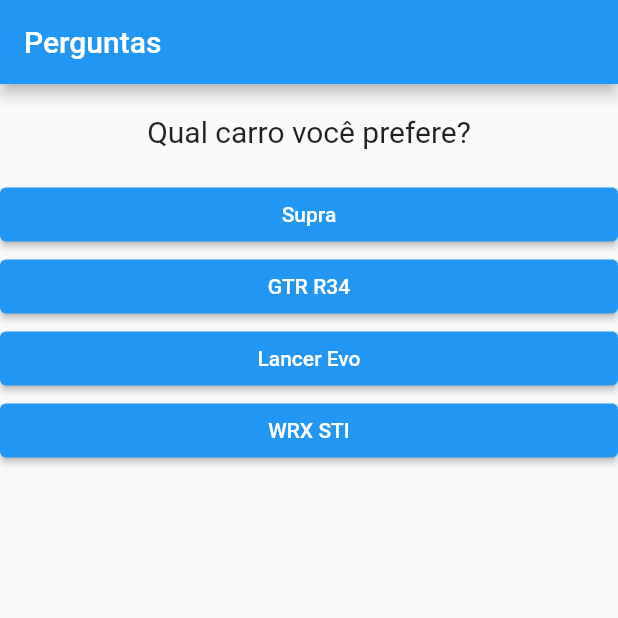
After one commit to Rezende-Fabio/Quiz-Flutter, a Flutter app: the screen it shows after launch, on a phone screen of 412 x 824 dp, the top half of it. The commit adds this screen. Run offline on Flutter 3.47's test engine with Material 2 defaults, Android fonts, the phone set to English and light mode, and no system bars.

Commit message:
add questionario.dart

```diff
--- a/lib/main.dart
+++ b/lib/main.dart
@@ -1,7 +1,6 @@
 import 'package:flutter/material.dart';
-import './questao.dart';
-import './resposta.dart';
 import './resultado.dart';
+import './questionario.dart';
 
 main() => runApp(PerguntaApp());
 
@@ -37,21 +36,17 @@ class _PerguntaAppState extends State<PerguntaApp> {
 
   @override
   Widget build(BuildContext context) {
-    List<String> respostas = temPergutaSelecionada
-        ? _perguntas[_perguntaSelecionada].cast()['resposta']
-        : [];
 
     return MaterialApp(
       home: Scaffold(
         appBar: AppBar(
           title: Text("Perguntas"),
         ),
-        body: temPergutaSelecionada ? Column(
-          children: [
-            Questao(_perguntas[_perguntaSelecionada]["texto"].toString()),
-            ...respostas.map((t) => Resposta(t, _responder)).toList(),
-          ],
-        ): Resultado()
+        body: temPergutaSelecionada ? Questionario(
+          perguntas: _perguntas,
+          perguntaSelecionada: _perguntaSelecionada,
+          responder: _responder,)
+          : Resultado()
       ),
     );
   }
--- /dev/null
+++ b/lib/questionario.dart
@@ -0,0 +1,33 @@
+import 'package:flutter/material.dart';
+import './questao.dart';
+import './resposta.dart';
+
+class Questionario extends StatelessWidget {
+  final List<Map<String, Object>> perguntas;
+  final int perguntaSelecionada;
+  final void Function() responder;
+
+  Questionario({
+    required this.perguntas,
+    required this.perguntaSelecionada,
+    required this.responder,
+  });
+
+  bool get temPergutaSelecionada {
+    return perguntaSelecionada < perguntas.length;
+  }
+
+  @override
+  Widget build(BuildContext context) {
+    List<String> respostas = temPergutaSelecionada
+        ? perguntas[perguntaSelecionada].cast()['resposta']
+        : [];
+
+    return Column(
+      children: [
+        Questao(perguntas[perguntaSelecionada]["texto"].toString()),
+        ...respostas.map((t) => Resposta(t, responder)).toList(),
+      ],
+    );
+  }
+}
```
